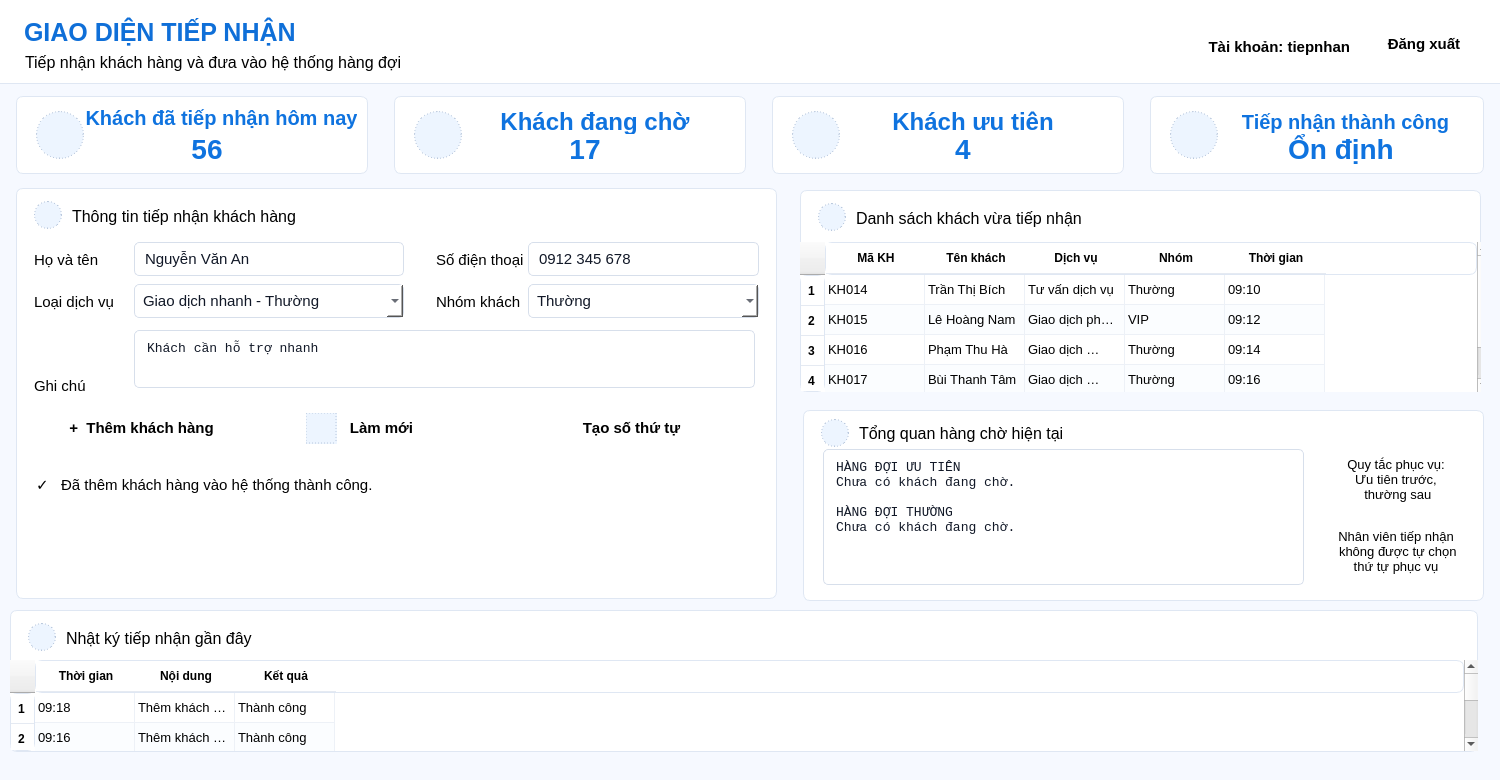
This is ui/tiep_nhan.ui in DangDan111/Nhom4_Hethongmophonghangdoidichvu as Qt 5 draws it before an edit. The edited form follows.
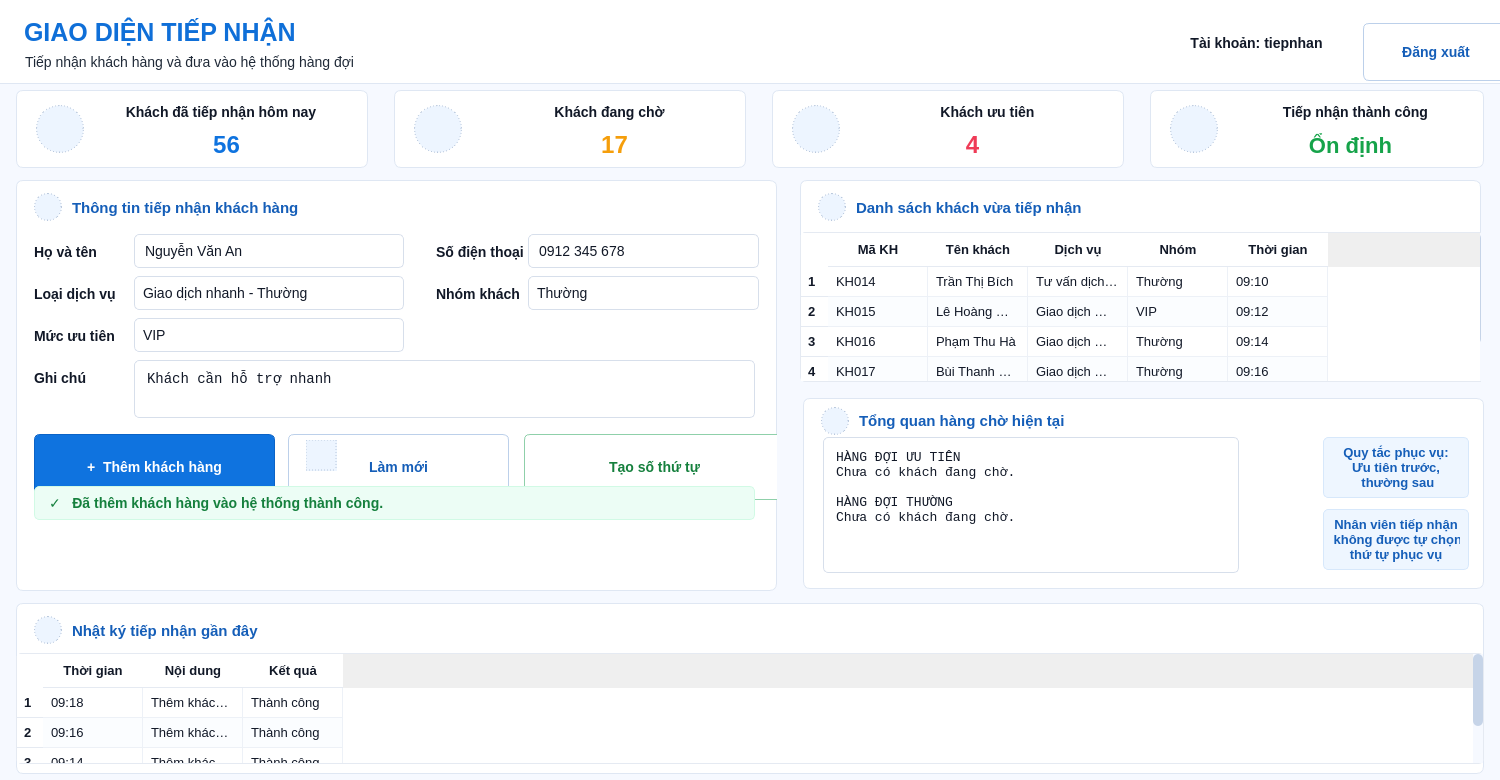
This is the edited form. Icons and pictures are not drawn.

Commit message:
Cap nhat giao dien nhan vien quay
git push#

What changed in the file:
```diff
--- a/ui/tiep_nhan.ui
+++ b/ui/tiep_nhan.ui
@@ -26,89 +26,344 @@
    <string>Tiếp nhận khách hàng</string>
   </property>
   <property name="styleSheet">
-   <string notr="true">
-QWidget#TiepNhanForm {
+   <string notr="true">QWidget#TiepNhanForm {
     background: #f6f9ff;
     font-family: &quot;Segoe UI&quot;;
+    font-size: 14px;
     color: #111827;
 }
-QFrame {
-    background: #ffffff;
-    border: 1px solid #dfe7f3;
-    border-radius: 7px;
-}
+
 QFrame#header {
-    border-left: 0px;
-    border-right: 0px;
-    border-top: 0px;
+    background: #ffffff;
+    border: none;
+    border-bottom: 1px solid #dfe7f3;
     border-radius: 0px;
 }
+
 QLabel {
     background: transparent;
     border: none;
+    color: #111827;
 }
+
 QLabel#lblTitle {
     color: #0f6fd8;
     font-size: 25px;
     font-weight: 800;
 }
-QLabel.sectionTitle {
-    color: #155eb8;
+
+QLabel#lblSubtitle {
+    color: #1f2937;
+    font-size: 14px;
+    font-weight: 400;
+}
+
+QLabel#lblTaiKhoan {
+    color: #111827;
+    font-size: 14px;
+    font-weight: 700;
+}
+
+QFrame#cardDaTiepNhan,
+QFrame#cardDangCho,
+QFrame#cardUuTien,
+QFrame#cardThanhCong,
+QFrame#panelThongTin,
+QFrame#panelDanhSach,
+QFrame#panelTongQuan,
+QFrame#panelNhatKy {
+    background: #ffffff;
+    border: 1px solid #dfe7f3;
+    border-radius: 7px;
+}
+
+QLabel#cardDaTiepNhanTitle,
+QLabel#cardDangChoTitle,
+QLabel#cardUuTienTitle,
+QLabel#cardThanhCongTitle {
+    color: #111827;
+    font-size: 14px;
+    font-weight: 600;
+}
+
+QLabel#lblKhachDaTiepNhanHomNay {
+    color: #0f6fd8;
+    font-size: 24px;
     font-weight: 800;
 }
-QLabel.badgeGreen {
+
+QLabel#lblSoKhachDangCho {
+    color: #f59e0b;
+    font-size: 24px;
+    font-weight: 800;
+}
+
+QLabel#lblKhachUuTien {
+    color: #e83e63;
+    font-size: 24px;
+    font-weight: 800;
+}
+
+QLabel#lblTiepNhanThanhCong {
     color: #15803d;
-    background: #ecfdf5;
-    border: 1px solid #d1fae5;
-    border-radius: 5px;
+    font-size: 22px;
+    font-weight: 800;
 }
-QLabel.badgeBlue {
+
+QLabel#lblTitleThongTin,
+QLabel#lblTitleDanhSach,
+QLabel#lblTitleTongQuan,
+QLabel#lblTitleNhatKy {
     color: #155eb8;
-    background: #eef6ff;
-    border: 1px solid #d7e8fb;
-    border-radius: 5px;
+    font-size: 15px;
+    font-weight: 800;
 }
-QLineEdit, QComboBox, QTextEdit {
+
+QLabel#lblHoTen,
+QLabel#lblDienThoai,
+QLabel#lblLoaiDichVu,
+QLabel#lblNhomKhach,
+QLabel#lblMucUuTien,
+QLabel#lblGhiChu {
+    color: #111827;
+    font-size: 14px;
+    font-weight: 500;
+}
+
+QLineEdit,
+QComboBox,
+QTextEdit,
+QPlainTextEdit {
     background: #ffffff;
     border: 1px solid #d7dfeb;
     border-radius: 5px;
     padding: 6px 8px;
     color: #111827;
+    font-size: 14px;
 }
+
+QLineEdit:hover,
+QComboBox:hover,
+QTextEdit:hover,
+QPlainTextEdit:hover {
+    border: 1px solid #9bbcf0;
+}
+
+QLineEdit:focus,
+QComboBox:focus,
+QTextEdit:focus,
+QPlainTextEdit:focus {
+    border: 1px solid #0f73df;
+}
+
+QComboBox::drop-down {
+    border: none;
+    width: 26px;
+}
+
+QComboBox QAbstractItemView {
+    background: #ffffff;
+    color: #111827;
+    border: 1px solid #d7dfeb;
+    selection-background-color: #eef6ff;
+    selection-color: #111827;
+}
+
 QPushButton {
     border-radius: 6px;
-    padding: 8px 10px;
+    font-family: &quot;Segoe UI&quot;;
+    font-size: 14px;
     font-weight: 700;
 }
-QPushButton.primary {
+
+QPushButton#btnDangXuat {
+    background: #ffffff;
+    color: #155eb8;
+    border: 1px solid #bcd0ea;
+    padding: 8px 16px;
+    min-width: 112px;
+    min-height: 40px;
+}
+
+QPushButton#btnDangXuat:hover {
+    background: #eef6ff;
+    border: 1px solid #8fb4e8;
+}
+
+QPushButton#btnThemKhach {
     background: #0f73df;
     color: white;
     border: 1px solid #0b63c7;
+    padding: 8px 14px;
+    min-width: 211px;
+    min-height: 48px;
+    font-size: 14px;
+    font-weight: 800;
 }
-QPushButton.secondary {
+
+QPushButton#btnThemKhach:hover {
+    background: #0b63c7;
+}
+
+QPushButton#btnThemKhach:pressed {
+    background: #094f9f;
+}
+
+QPushButton#btnLamMoi {
     background: #ffffff;
     color: #155eb8;
     border: 1px solid #bcd0ea;
+    padding: 8px 14px;
+    min-width: 191px;
+    min-height: 48px;
+    font-size: 14px;
+    font-weight: 800;
 }
-QPushButton.success {
+
+QPushButton#btnLamMoi:hover {
+    background: #eef6ff;
+    border: 1px solid #8fb4e8;
+}
+
+QPushButton#btnLamMoi:pressed {
+    background: #dcecff;
+}
+
+QPushButton#btnTaoSoThuTu {
     background: #ffffff;
     color: #15803d;
     border: 1px solid #8fd0aa;
+    padding: 8px 14px;
+    min-width: 231px;
+    min-height: 48px;
+    font-size: 14px;
+    font-weight: 800;
 }
+
+QPushButton#btnTaoSoThuTu:hover {
+    background: #ecfdf5;
+    border: 1px solid #66c28a;
+}
+
+QPushButton#btnTaoSoThuTu:pressed {
+    background: #daf7e7;
+}
+
+QLabel#lblThongBaoThanhCong {
+    color: #15803d;
+    background: #ecfdf5;
+    border: 1px solid #d1fae5;
+    border-radius: 5px;
+    padding: 8px 10px;
+    font-size: 14px;
+    font-weight: 600;
+}
+
+QLabel#lblThongBaoThanhCong[status=&quot;error&quot;] {
+    color: #dc2626;
+    background: #fff1f2;
+    border: 1px solid #fecdd3;
+}
+
+QLabel#lblQuyTac,
+QLabel#lblLuuY {
+    color: #155eb8;
+    background: #eef6ff;
+    border: 1px solid #d7e8fb;
+    border-radius: 5px;
+    padding: 6px 8px;
+    font-size: 13px;
+    font-weight: 500;
+}
+
+QTextEdit#txtTheoDoi {
+    background: #ffffff;
+    color: #111827;
+    border: 1px solid #d7dfeb;
+    border-radius: 5px;
+    padding: 8px;
+    font-family: &quot;Consolas&quot;;
+    font-size: 13px;
+}
+
 QTableWidget {
     background: #ffffff;
     alternate-background-color: #fbfdff;
-    border: 0px;
+    border: 1px solid #e5eaf2;
+    border-radius: 5px;
     gridline-color: #edf1f7;
+    color: #111827;
+    font-size: 13px;
+    selection-background-color: #e8f1ff;
+    selection-color: #111827;
 }
+
+QTableWidget::item {
+    padding: 5px;
+    border: none;
+}
+
+QTableWidget::item:selected {
+    background: #e8f1ff;
+    color: #111827;
+}
+
 QHeaderView::section {
     background: #ffffff;
-    border: 0px;
+    color: #111827;
+    border: none;
     border-bottom: 1px solid #e5eaf2;
     padding: 7px;
+    font-size: 13px;
     font-weight: 700;
 }
-</string>
+
+QTableCornerButton::section {
+    background: #ffffff;
+    border: none;
+}
+
+QScrollBar:vertical {
+    background: #f6f9ff;
+    width: 10px;
+    margin: 0px;
+}
+
+QScrollBar::handle:vertical {
+    background: #c6d4e8;
+    border-radius: 5px;
+    min-height: 25px;
+}
+
+QScrollBar::handle:vertical:hover {
+    background: #9fb5d3;
+}
+
+QScrollBar::add-line:vertical,
+QScrollBar::sub-line:vertical {
+    height: 0px;
+}
+
+QScrollBar:horizontal {
+    background: #f6f9ff;
+    height: 10px;
+    margin: 0px;
+}
+
+QScrollBar::handle:horizontal {
+    background: #c6d4e8;
+    border-radius: 5px;
+    min-width: 25px;
+}
+
+QScrollBar::handle:horizontal:hover {
+    background: #9fb5d3;
+}
+
+QScrollBar::add-line:horizontal,
+QScrollBar::sub-line:horizontal {
+    width: 0px;
+}</string>
   </property>
   <widget class="QFrame" name="header">
    <property name="geometry">
@@ -154,7 +409,7 @@
     <property name="font">
      <font>
       <family>Segoe UI</family>
-      <pointsize>12</pointsize>
+      <pointsize>-1</pointsize>
       <bold>false</bold>
      </font>
     </property>
@@ -165,16 +420,16 @@
    <widget class="QLabel" name="lblTaiKhoan">
     <property name="geometry">
      <rect>
-      <x>1200</x>
-      <y>32</y>
-      <width>150</width>
-      <height>30</height>
+      <x>1178</x>
+      <y>26</y>
+      <width>157</width>
+      <height>33</height>
      </rect>
     </property>
     <property name="font">
      <font>
       <family>Segoe UI</family>
-      <pointsize>11</pointsize>
+      <pointsize>-1</pointsize>
       <bold>true</bold>
      </font>
     </property>
@@ -182,22 +437,22 @@
      <string>Tài khoản: tiepnhan</string>
     </property>
     <property name="alignment">
-     <set>Qt::AlignmentFlag::AlignRight|Qt::AlignmentFlag::AlignTrailing|Qt::AlignmentFlag::AlignVCenter</set>
+     <set>Qt::AlignmentFlag::AlignCenter</set>
     </property>
    </widget>
    <widget class="QPushButton" name="btnDangXuat">
     <property name="geometry">
      <rect>
-      <x>1368</x>
-      <y>24</y>
-      <width>112</width>
-      <height>40</height>
+      <x>1363</x>
+      <y>23</y>
+      <width>146</width>
+      <height>58</height>
      </rect>
     </property>
     <property name="font">
      <font>
       <family>Segoe UI</family>
-      <pointsize>11</pointsize>
+      <pointsize>-1</pointsize>
       <bold>true</bold>
      </font>
     </property>
@@ -216,7 +471,7 @@
    <property name="geometry">
     <rect>
      <x>16</x>
-     <y>96</y>
+     <y>90</y>
      <width>352</width>
      <height>78</height>
     </rect>
@@ -260,14 +515,11 @@
     </property>
    </widget>
    <widget class="QLabel" name="cardDaTiepNhanTitle">
-    <property name="enabled">
-     <bool>true</bool>
-    </property>
     <property name="geometry">
      <rect>
-      <x>70</x>
+      <x>100</x>
       <y>10</y>
-      <width>271</width>
+      <width>210</width>
       <height>24</height>
      </rect>
     </property>
@@ -275,14 +527,9 @@
      <font>
       <family>Segoe UI</family>
       <pointsize>-1</pointsize>
-      <bold>true</bold>
+      <fontweight>DemiBold</fontweight>
      </font>
     </property>
-    <property name="styleSheet">
-     <string notr="true">color:#0f73df;
-font-size: 20px;
-font-weight: bold;</string>
-    </property>
     <property name="text">
      <string>Khách đã tiếp nhận hôm nay</string>
     </property>
@@ -293,9 +540,9 @@
    <widget class="QLabel" name="lblKhachDaTiepNhanHomNay">
     <property name="geometry">
      <rect>
-      <x>96</x>
-      <y>38</y>
-      <width>190</width>
+      <x>150</x>
+      <y>40</y>
+      <width>121</width>
       <height>30</height>
      </rect>
     </property>
@@ -303,13 +550,11 @@
      <font>
       <family>Segoe UI</family>
       <pointsize>-1</pointsize>
-      <bold>true</bold>
+      <fontweight>ExtraBold</fontweight>
      </font>
     </property>
     <property name="styleSheet">
-     <string notr="true">color: #0f73df;
-font-size: 28px;
-font-weight: bold;</string>
+     <string notr="true">color:#0f73df;</string>
     </property>
     <property name="text">
      <string>56</string>
@@ -323,7 +568,7 @@
    <property name="geometry">
     <rect>
      <x>394</x>
-     <y>96</y>
+     <y>90</y>
      <width>352</width>
      <height>78</height>
     </rect>
@@ -369,9 +614,9 @@
    <widget class="QLabel" name="cardDangChoTitle">
     <property name="geometry">
      <rect>
-      <x>96</x>
-      <y>14</y>
-      <width>210</width>
+      <x>130</x>
+      <y>10</y>
+      <width>171</width>
       <height>24</height>
      </rect>
     </property>
@@ -379,14 +624,9 @@
      <font>
       <family>Segoe UI</family>
       <pointsize>-1</pointsize>
-      <bold>true</bold>
+      <fontweight>DemiBold</fontweight>
      </font>
     </property>
-    <property name="styleSheet">
-     <string notr="true">color:#0f73df;
-font-size: 24px;
-font-weight: bold;</string>
-    </property>
     <property name="text">
      <string>Khách đang chờ</string>
     </property>
@@ -397,9 +637,9 @@
    <widget class="QLabel" name="lblSoKhachDangCho">
     <property name="geometry">
      <rect>
-      <x>96</x>
-      <y>38</y>
-      <width>190</width>
+      <x>170</x>
+      <y>40</y>
+      <width>101</width>
       <height>30</height>
      </rect>
     </property>
@@ -407,13 +647,11 @@
      <font>
       <family>Segoe UI</family>
       <pointsize>-1</pointsize>
-      <bold>true</bold>
+      <fontweight>ExtraBold</fontweight>
      </font>
     </property>
     <property name="styleSheet">
-     <string notr="true">color: #0f73df;
-font-size: 28px;
-font-weight: bold;</string>
+     <string notr="true">color:#f59e0b;</string>
     </property>
     <property name="text">
      <string>17</string>
@@ -427,7 +665,7 @@
    <property name="geometry">
     <rect>
      <x>772</x>
-     <y>96</y>
+     <y>90</y>
      <width>352</width>
      <height>78</height>
     </rect>
@@ -473,9 +711,9 @@
    <widget class="QLabel" name="cardUuTienTitle">
     <property name="geometry">
      <rect>
-      <x>96</x>
-      <y>14</y>
-      <width>210</width>
+      <x>160</x>
+      <y>10</y>
+      <width>111</width>
       <height>24</height>
      </rect>
     </property>
@@ -483,14 +721,9 @@
      <font>
       <family>Segoe UI</family>
       <pointsize>-1</pointsize>
-      <bold>true</bold>
+      <fontweight>DemiBold</fontweight>
      </font>
     </property>
-    <property name="styleSheet">
-     <string notr="true">color:#0f73df;
-font-size: 24px;
-font-weight: bold;</string>
-    </property>
     <property name="text">
      <string>Khách ưu tiên</string>
     </property>
@@ -501,9 +734,9 @@
    <widget class="QLabel" name="lblKhachUuTien">
     <property name="geometry">
      <rect>
-      <x>96</x>
-      <y>38</y>
-      <width>190</width>
+      <x>140</x>
+      <y>40</y>
+      <width>121</width>
       <height>30</height>
      </rect>
     </property>
@@ -511,13 +744,11 @@
      <font>
       <family>Segoe UI</family>
       <pointsize>-1</pointsize>
-      <bold>true</bold>
+      <fontweight>ExtraBold</fontweight>
      </font>
     </property>
     <property name="styleSheet">
-     <string notr="true">color: #0f73df;
-font-size: 28px;
-font-weight: bold;</string>
+     <string notr="true">color:#ef3b57;</string>
     </property>
     <property name="text">
      <string>4</string>
@@ -531,7 +762,7 @@
    <property name="geometry">
     <rect>
      <x>1150</x>
-     <y>96</y>
+     <y>90</y>
      <width>334</width>
      <height>78</height>
     </rect>
@@ -577,9 +808,9 @@
    <widget class="QLabel" name="cardThanhCongTitle">
     <property name="geometry">
      <rect>
-      <x>65</x>
-      <y>14</y>
-      <width>261</width>
+      <x>120</x>
+      <y>10</y>
+      <width>171</width>
       <height>24</height>
      </rect>
     </property>
@@ -587,14 +818,9 @@
      <font>
       <family>Segoe UI</family>
       <pointsize>-1</pointsize>
-      <bold>true</bold>
+      <fontweight>DemiBold</fontweight>
      </font>
     </property>
-    <property name="styleSheet">
-     <string notr="true">color:#0f73df;
-font-size: 20px;
-font-weight: bold;</string>
-    </property>
     <property name="text">
      <string>Tiếp nhận thành công</string>
     </property>
@@ -605,9 +831,9 @@
    <widget class="QLabel" name="lblTiepNhanThanhCong">
     <property name="geometry">
      <rect>
-      <x>96</x>
-      <y>38</y>
-      <width>190</width>
+      <x>130</x>
+      <y>40</y>
+      <width>141</width>
       <height>30</height>
      </rect>
     </property>
@@ -615,13 +841,11 @@
      <font>
       <family>Segoe UI</family>
       <pointsize>-1</pointsize>
-      <bold>true</bold>
+      <fontweight>ExtraBold</fontweight>
      </font>
     </property>
     <property name="styleSheet">
-     <string notr="true">color: #0f73df;
-font-size: 28px;
-font-weight: bold;</string>
+     <string notr="true">color:#16a34a;</string>
     </property>
     <property name="text">
      <string>Ổn định</string>
@@ -635,7 +859,7 @@
    <property name="geometry">
     <rect>
      <x>16</x>
-     <y>188</y>
+     <y>180</y>
      <width>761</width>
      <height>411</height>
     </rect>
@@ -690,7 +914,7 @@
     <property name="font">
      <font>
       <family>Segoe UI</family>
-      <pointsize>12</pointsize>
+      <pointsize>-1</pointsize>
       <fontweight>ExtraBold</fontweight>
      </font>
     </property>
@@ -713,8 +937,8 @@
     <property name="font">
      <font>
       <family>Segoe UI</family>
-      <pointsize>11</pointsize>
-      <bold>false</bold>
+      <pointsize>-1</pointsize>
+      <fontweight>Medium</fontweight>
      </font>
     </property>
     <property name="text">
@@ -733,7 +957,7 @@
     <property name="font">
      <font>
       <family>Segoe UI</family>
-      <pointsize>11</pointsize>
+      <pointsize>-1</pointsize>
       <bold>false</bold>
      </font>
     </property>
@@ -753,8 +977,8 @@
     <property name="font">
      <font>
       <family>Segoe UI</family>
-      <pointsize>11</pointsize>
-      <bold>false</bold>
+      <pointsize>-1</pointsize>
+      <fontweight>Medium</fontweight>
      </font>
     </property>
     <property name="text">
@@ -773,7 +997,7 @@
     <property name="font">
      <font>
       <family>Segoe UI</family>
-      <pointsize>11</pointsize>
+      <pointsize>-1</pointsize>
       <bold>false</bold>
      </font>
     </property>
@@ -793,8 +1017,8 @@
     <property name="font">
      <font>
       <family>Segoe UI</family>
-      <pointsize>11</pointsize>
-      <bold>false</bold>
+      <pointsize>-1</pointsize>
+      <fontweight>Medium</fontweight>
      </font>
     </property>
     <property name="text">
@@ -813,7 +1037,7 @@
     <property name="font">
      <font>
       <family>Segoe UI</family>
-      <pointsize>11</pointsize>
+      <pointsize>-1</pointsize>
       <bold>false</bold>
      </font>
     </property>
@@ -835,8 +1059,8 @@
     <property name="font">
      <font>
       <family>Segoe UI</family>
-      <pointsize>11</pointsize>
-      <bold>false</bold>
+      <pointsize>-1</pointsize>
+      <fontweight>Medium</fontweight>
      </font>
     </property>
     <property name="text">
@@ -855,7 +1079,7 @@
     <property name="font">
      <font>
       <family>Segoe UI</family>
-      <pointsize>11</pointsize>
+      <pointsize>-1</pointsize>
       <bold>false</bold>
      </font>
     </property>
@@ -875,6 +1099,58 @@
      </property>
     </item>
    </widget>
+   <widget class="QLabel" name="lblMucUuTien">
+    <property name="geometry">
+     <rect>
+      <x>18</x>
+      <y>142</y>
+      <width>90</width>
+      <height>28</height>
+     </rect>
+    </property>
+    <property name="font">
+     <font>
+      <family>Segoe UI</family>
+      <pointsize>-1</pointsize>
+      <fontweight>Medium</fontweight>
+     </font>
+    </property>
+    <property name="text">
+     <string>Mức ưu tiên</string>
+    </property>
+   </widget>
+   <widget class="QComboBox" name="cboMucUuTien">
+    <property name="geometry">
+     <rect>
+      <x>118</x>
+      <y>138</y>
+      <width>270</width>
+      <height>34</height>
+     </rect>
+    </property>
+    <property name="font">
+     <font>
+      <family>Segoe UI</family>
+      <pointsize>-1</pointsize>
+      <bold>false</bold>
+     </font>
+    </property>
+    <item>
+     <property name="text">
+      <string>VIP</string>
+     </property>
+    </item>
+    <item>
+     <property name="text">
+      <string>Thường</string>
+     </property>
+    </item>
+    <item>
+     <property name="text">
+      <string>Khẩn cấp</string>
+     </property>
+    </item>
+   </widget>
    <widget class="QLabel" name="lblGhiChu">
     <property name="geometry">
      <rect>
@@ -887,8 +1163,8 @@
     <property name="font">
      <font>
       <family>Segoe UI</family>
-      <pointsize>11</pointsize>
-      <bold>false</bold>
+      <pointsize>-1</pointsize>
+      <fontweight>Medium</fontweight>
      </font>
     </property>
     <property name="text">
@@ -899,7 +1175,7 @@
     <property name="geometry">
      <rect>
       <x>118</x>
-      <y>142</y>
+      <y>180</y>
       <width>621</width>
       <height>58</height>
      </rect>
@@ -907,7 +1183,7 @@
     <property name="font">
      <font>
       <family>Consolas</family>
-      <pointsize>10</pointsize>
+      <pointsize>-1</pointsize>
       <bold>false</bold>
      </font>
     </property>
@@ -918,17 +1194,17 @@
    <widget class="QPushButton" name="btnThemKhach">
     <property name="geometry">
      <rect>
-      <x>20</x>
-      <y>220</y>
-      <width>211</width>
-      <height>40</height>
+      <x>18</x>
+      <y>254</y>
+      <width>241</width>
+      <height>66</height>
      </rect>
     </property>
     <property name="font">
      <font>
       <family>Segoe UI</family>
-      <pointsize>11</pointsize>
-      <bold>true</bold>
+      <pointsize>-1</pointsize>
+      <fontweight>ExtraBold</fontweight>
      </font>
     </property>
     <property name="cursor">
@@ -944,17 +1220,17 @@
    <widget class="QPushButton" name="btnLamMoi">
     <property name="geometry">
      <rect>
-      <x>270</x>
-      <y>220</y>
-      <width>191</width>
-      <height>40</height>
+      <x>272</x>
+      <y>254</y>
+      <width>221</width>
+      <height>66</height>
      </rect>
     </property>
     <property name="font">
      <font>
       <family>Segoe UI</family>
-      <pointsize>11</pointsize>
-      <bold>true</bold>
+      <pointsize>-1</pointsize>
+      <fontweight>ExtraBold</fontweight>
      </font>
     </property>
     <property name="cursor">
@@ -970,17 +1246,17 @@
    <widget class="QPushButton" name="btnTaoSoThuTu">
     <property name="geometry">
      <rect>
-      <x>500</x>
-      <y>220</y>
-      <width>231</width>
-      <height>40</height>
+      <x>508</x>
+      <y>254</y>
+      <width>261</width>
+      <height>66</height>
      </rect>
     </property>
     <property name="font">
      <font>
       <family>Segoe UI</family>
-      <pointsize>11</pointsize>
-      <bold>true</bold>
+      <pointsize>-1</pointsize>
+      <fontweight>ExtraBold</fontweight>
      </font>
     </property>
     <property name="cursor">
@@ -996,8 +1272,8 @@
    <widget class="QLabel" name="lblThongBaoThanhCong">
     <property name="geometry">
      <rect>
-      <x>20</x>
-      <y>280</y>
+      <x>18</x>
+      <y>306</y>
       <width>721</width>
       <height>34</height>
      </rect>
@@ -1005,8 +1281,8 @@
     <property name="font">
      <font>
       <family>Segoe UI</family>
-      <pointsize>11</pointsize>
-      <bold>false</bold>
+      <pointsize>-1</pointsize>
+      <fontweight>DemiBold</fontweight>
      </font>
     </property>
     <property name="text">
@@ -1023,7 +1299,7 @@
     <property name="geometry">
      <rect>
       <x>290</x>
-      <y>225</y>
+      <y>260</y>
       <width>31</width>
       <height>31</height>
      </rect>
@@ -1059,7 +1335,7 @@
    <property name="geometry">
     <rect>
      <x>800</x>
-     <y>190</y>
+     <y>180</y>
      <width>681</width>
      <height>202</height>
     </rect>
@@ -1114,7 +1390,7 @@
     <property name="font">
      <font>
       <family>Segoe UI</family>
-      <pointsize>12</pointsize>
+      <pointsize>-1</pointsize>
       <fontweight>ExtraBold</fontweight>
      </font>
     </property>
@@ -1137,7 +1413,7 @@
     <property name="font">
      <font>
       <family>Segoe UI</family>
-      <pointsize>10</pointsize>
+      <pointsize>-1</pointsize>
       <bold>false</bold>
      </font>
     </property>
@@ -1297,7 +1573,7 @@
    <property name="geometry">
     <rect>
      <x>803</x>
-     <y>410</y>
+     <y>398</y>
      <width>681</width>
      <height>191</height>
     </rect>
@@ -1352,7 +1628,7 @@
     <property name="font">
      <font>
       <family>Segoe UI</family>
-      <pointsize>12</pointsize>
+      <pointsize>-1</pointsize>
       <fontweight>ExtraBold</fontweight>
      </font>
     </property>
@@ -1368,14 +1644,14 @@
      <rect>
       <x>20</x>
       <y>39</y>
-      <width>481</width>
+      <width>416</width>
       <height>136</height>
      </rect>
     </property>
     <property name="font">
      <font>
       <family>Consolas</family>
-      <pointsize>10</pointsize>
+      <pointsize>-1</pointsize>
       <bold>false</bold>
      </font>
     </property>
@@ -1399,8 +1675,8 @@
     <property name="font">
      <font>
       <family>Segoe UI</family>
-      <pointsize>10</pointsize>
-      <bold>false</bold>
+      <pointsize>-1</pointsize>
+      <fontweight>Medium</fontweight>
      </font>
     </property>
     <property name="text">
@@ -1427,8 +1703,8 @@
     <property name="font">
      <font>
       <family>Segoe UI</family>
-      <pointsize>10</pointsize>
-      <bold>false</bold>
+      <pointsize>-1</pointsize>
+      <fontweight>Medium</fontweight>
      </font>
     </property>
     <property name="text">
@@ -1447,10 +1723,10 @@
   <widget class="QFrame" name="panelNhatKy">
    <property name="geometry">
     <rect>
-     <x>10</x>
-     <y>610</y>
+     <x>16</x>
+     <y>603</y>
      <width>1468</width>
-     <height>142</height>
+     <height>171</height>
     </rect>
    </property>
    <property name="frameShape">
@@ -1503,7 +1779,7 @@
     <property name="font">
      <font>
       <family>Segoe UI</family>
-      <pointsize>12</pointsize>
+      <pointsize>-1</pointsize>
       <fontweight>ExtraBold</fontweight>
      </font>
     </property>
@@ -1520,13 +1796,13 @@
       <x>0</x>
       <y>50</y>
       <width>1468</width>
-      <height>91</height>
+      <height>111</height>
      </rect>
     </property>
     <property name="font">
      <font>
       <family>Segoe UI</family>
-      <pointsize>10</pointsize>
+      <pointsize>-1</pointsize>
       <bold>false</bold>
      </font>
     </property>
```
Left out of the diff: 8 changed lines with no effect on the pictures. The commit also changes 9 other files.
